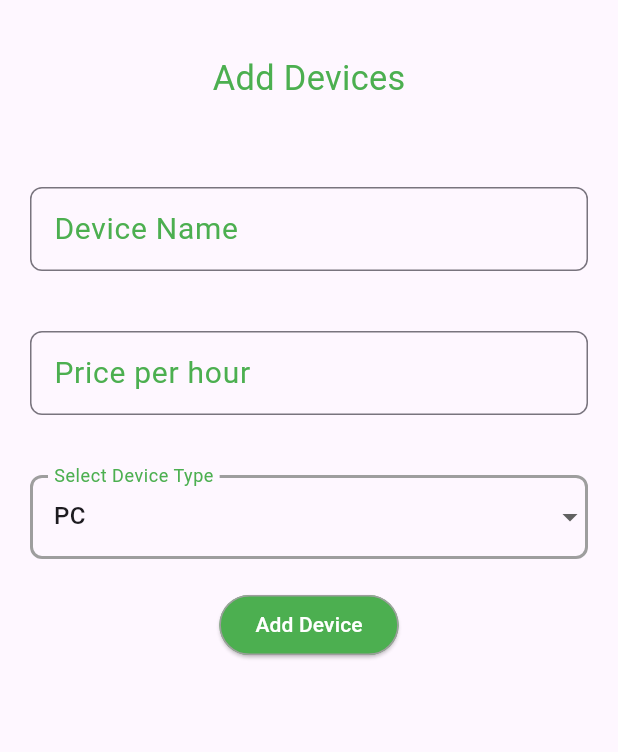
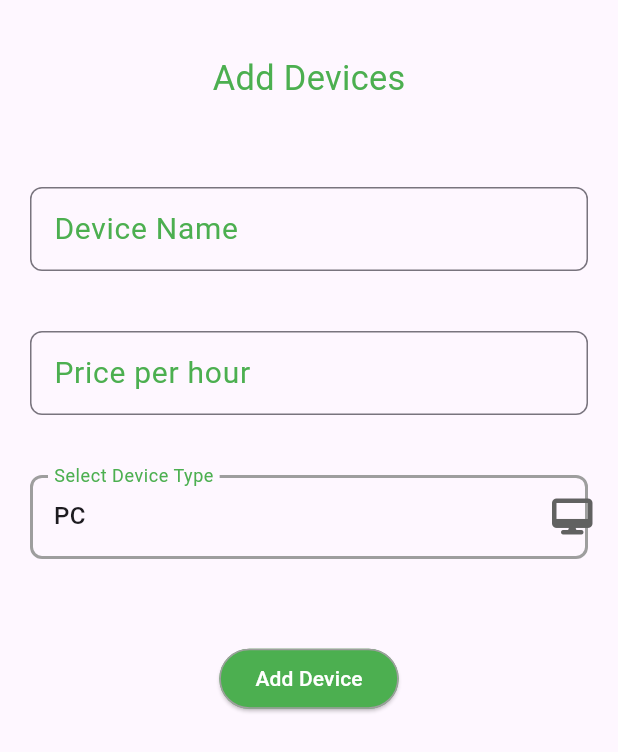
Before and after one commit to abdulkareemattar/davicemanger, a Flutter app: the AddDevice widget shown alone on an empty page, opened directly, on a phone screen of 412 x 824 dp. Shown: the top 752 px of the screen. Run offline on Flutter 3.47's test engine with Material 3 defaults, Android fonts, the phone set to English and light mode, and no system bars; our stand-ins replace flutter_screenutil, flutter_slidable, font_awesome_flutter, hive, hive_flutter; accounts and stored records are empty; generated files the repository leaves out were written again.

Commit message:
fix add device bugs and fix bottomsheet and reserve button

```diff
--- /dev/null
+++ b/lib/data/Device_Types_Enums.dart
@@ -0,0 +1,21 @@
+import 'package:flutter/material.dart';
+import 'package:font_awesome_flutter/font_awesome_flutter.dart';
+
+import 'devices.dart';
+
+
+Icon ? getDeviceIcon({required DeviceTypesEnums type}) {
+  switch (type) {
+    case DeviceTypesEnums.Laptop:
+      return Icon(FontAwesomeIcons.laptop);
+    case DeviceTypesEnums.NintendoSwitch:
+      return Icon(FontAwesomeIcons.gamepad);
+    case DeviceTypesEnums.Xbox:
+      return Icon(FontAwesomeIcons.xbox);
+    case DeviceTypesEnums.Playstation:
+      return Icon(FontAwesomeIcons.playstation);
+    case DeviceTypesEnums.PC:
+      return Icon(FontAwesomeIcons.desktop);
+    default: return Icon(FontAwesomeIcons.desktop);
+  }
+}
--- a/lib/data/DropDown_Items.dart
+++ b/lib/data/DropDown_Items.dart
@@ -1,20 +1,27 @@
 import 'package:flutter/material.dart';
 
-List<DropdownMenuItem<String>> dropdownitems=[
+import 'Device_Types_Enums.dart';
+import 'devices.dart';
+
+List<DropdownMenuItem<DeviceTypesEnums>> dropdownitems= [
   DropdownMenuItem(
-value: 'PC',
-child: Text('PC'),
+    value: DeviceTypesEnums.PC,
+    child: Text(DeviceTypesEnums.PC.name),
   ),
   DropdownMenuItem(
-value: 'PS',
-child: Text('PS'),
+    value: DeviceTypesEnums.Playstation,
+    child: Text(DeviceTypesEnums.Playstation.name),
   ),
   DropdownMenuItem(
-value: 'Xbox',
-child: Text('Xbox'),
+    value: DeviceTypesEnums.Xbox,
+    child: Text(DeviceTypesEnums.Xbox.name),
   ),
   DropdownMenuItem(
-value: 'Laptop',
-child: Text('Laptop'),
+    value: DeviceTypesEnums.Laptop,
+    child: Text(DeviceTypesEnums.Laptop.name),
+  ),
+  DropdownMenuItem(
+    value: DeviceTypesEnums.NintendoSwitch,
+    child: Text(DeviceTypesEnums.NintendoSwitch.name),
   ),
 ];
--- a/lib/data/devices.dart
+++ b/lib/data/devices.dart
@@ -1,6 +1,21 @@
 import 'package:hive/hive.dart';
 
+import 'Device_Types_Enums.dart';
+
 part 'devices.g.dart';
+@HiveType(typeId: 1)
+enum DeviceTypesEnums {
+  @HiveField(0)
+  PC,
+  @HiveField(1)
+  NintendoSwitch,
+  @HiveField(2)
+  Xbox,
+  @HiveField(3)
+  Playstation,
+  @HiveField(4)
+  Laptop,
+}
 
 @HiveType(typeId: 0)
 class MyDevice extends HiveObject {
@@ -9,13 +24,14 @@ class MyDevice extends HiveObject {
   @HiveField(1)
   late String name;
   @HiveField(2)
-  late String type;
+  late DeviceTypesEnums type;
   @HiveField(3)
   late bool reserved;
   @HiveField(4)
   late String price;
 
   MyDevice({
-    this.ID = '', this.type = '', this.name = '', this.reserved = false,this.price='0',
+    this.ID = '', this.type = DeviceTypesEnums
+        .PC, this.name = '', this.reserved = false, this.price = '0',
   });
 }
--- a/lib/screens/add_devices.dart
+++ b/lib/screens/add_devices.dart
@@ -1,14 +1,17 @@
 import 'package:flutter/material.dart';
 import 'package:flutter_screenutil/flutter_screenutil.dart';
 import 'package:provider/provider.dart';
+import 'package:untitled8/data/Device_Types_Enums.dart';
 import 'package:untitled8/data/devices.dart';
 import 'package:untitled8/services/hive_service.dart';
 import 'package:uuid/uuid.dart';
 
+import '../data/DropDown_Items.dart';
+
 class AddDevice extends StatelessWidget {
   final TextEditingController _name = TextEditingController();
   final TextEditingController _price = TextEditingController();
-  String type = 'PC';
+  DeviceTypesEnums type = DeviceTypesEnums.PC;
   final uuid = Uuid();
   final _formKey = GlobalKey<FormState>();
 
@@ -17,12 +20,10 @@ class AddDevice extends StatelessWidget {
   @override
   Widget build(BuildContext context) {
     final MyHiveService = Provider.of<HiveService>(context);
-
-    return SizedBox(
-      height: 900.h,
-      child: Form(
+return
+     Form(
         key: _formKey,
-        child: Column(
+        child: Column(mainAxisSize: MainAxisSize.min,
           children: [
             Padding(
               padding: EdgeInsets.symmetric(vertical: 30.h),
@@ -55,7 +56,7 @@ class AddDevice extends StatelessWidget {
                 validator: (value) {
                   if (value == null || value.isEmpty) {
                     return 'Please enter a device name';
-                  } else if (!RegExp(r'^[a-zA-Z]+$').hasMatch(value)) {
+                  } else if (!RegExp(r'^[a-zA-Z ]+$').hasMatch(value)) {
                     return 'Please enter only letters';
                   }
                   return null;
@@ -93,7 +94,8 @@ class AddDevice extends StatelessWidget {
             ),
             Padding(
               padding: const EdgeInsets.all(20.0),
-              child: DropdownButtonFormField<String>(
+              child: DropdownButtonFormField<DeviceTypesEnums>(
+                icon: getDeviceIcon(type: type),
                 value: type,
                 decoration: InputDecoration(
                   labelText: 'Select Device Type',
@@ -107,40 +109,26 @@ class AddDevice extends StatelessWidget {
                     borderRadius: BorderRadius.circular(8),
                   ),
                 ),
-                items: [
-                  DropdownMenuItem(
-                    value: 'PC',
-                    child: Text('PC'),
-                  ),
-                  DropdownMenuItem(
-                    value: 'PS',
-                    child: Text('PS'),
-                  ),
-                  DropdownMenuItem(
-                    value: 'Xbox',
-                    child: Text('Xbox'),
-                  ),
-                  DropdownMenuItem(
-                    value: 'Laptop',
-                    child: Text('Laptop'),
-                  ),
-                ],
+                items: dropdownitems,
                 onChanged: (value) {
                   type = value!;
+                  MyHiveService.UpdateUi();
                 },
                 hint: Text(
                   'Select a device type',
                   style: TextStyle(color: Colors.green),
                 ),
                 validator: (value) {
-                  if (value == null || value.isEmpty) {
+                  if (value == null) {
                     return 'Please select a device type';
                   }
                   return null;
                 },
               ),
             ),
-            ElevatedButton(
+            Padding(
+              padding:  EdgeInsets.symmetric(vertical: 30.h),
+              child: ElevatedButton(
                   style: ElevatedButton.styleFrom(
                       backgroundColor: Colors.green,
                       side: BorderSide(color: Colors.grey, width: 1)),
@@ -165,9 +153,9 @@ class AddDevice extends StatelessWidget {
                   child: Text(
                     'Add Device',
                     style: TextStyle(color: Colors.white),
-                ))
+                  )),
+            )
           ],
-        ),
         ),
     );
   }
```
Also changed, not shown: lib/screens/edit_device.dart (+28 -18 lines), lib/screens/home_screen.dart (+36 -19 lines), lib/services/hive_service.dart (+8 -0 lines), lib/widgets/custom_card.dart (+18 -10 lines), pubspec.yaml (line endings or trailing spaces). Lines whose indentation alone changed are shown as unchanged.
